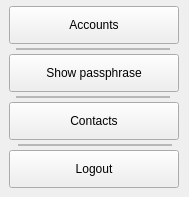
The window that core_desktop/navmenuaccount.ui (0xkobe/mwc-wallet) describes before a commit, drawn with Qt 5.
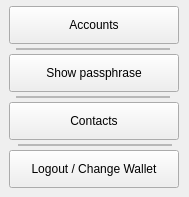
The same window after the commit. Custom widgets are drawn as their Qt base class.

Commit message: https://github.com/mwcproject/mwc-qt-wallet/issues/516

```diff
--- a/core_desktop/navmenuaccount.ui
+++ b/core_desktop/navmenuaccount.ui
@@ -110,7 +110,7 @@
     </rect>
    </property>
    <property name="text">
-    <string>Logout</string>
+    <string>Logout / Change Wallet</string>
    </property>
   </widget>
  </widget>
```
